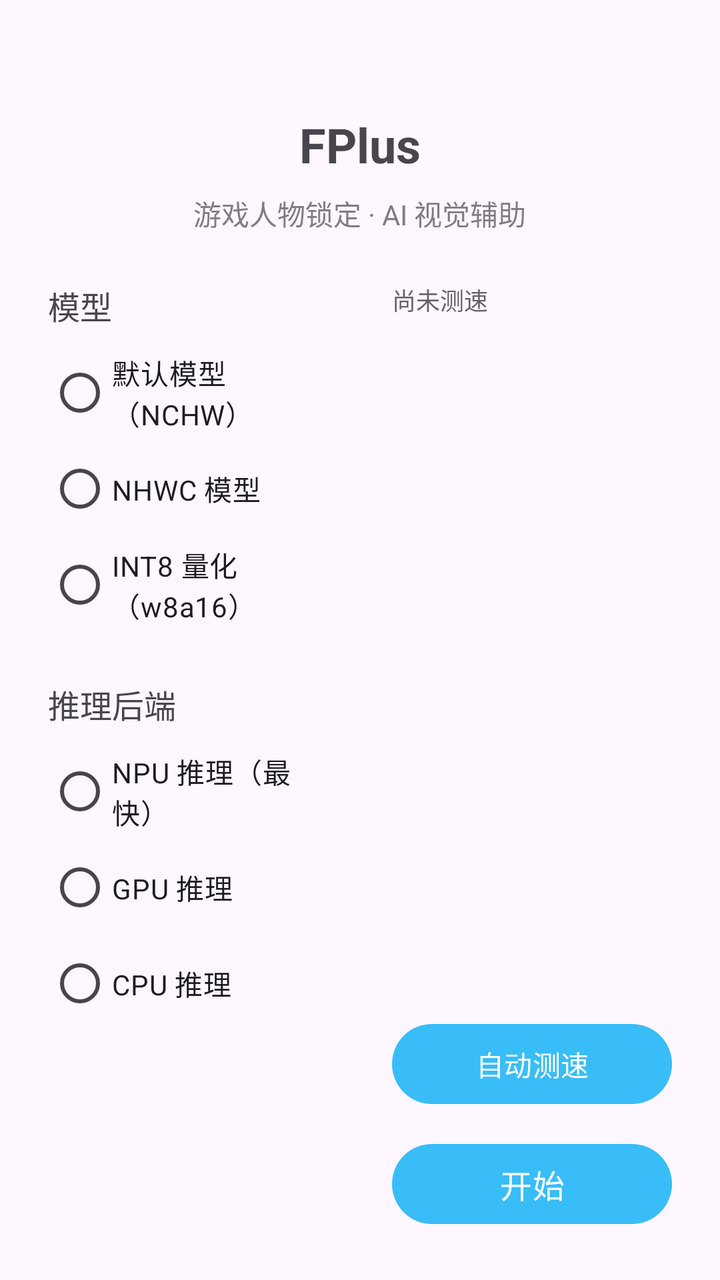
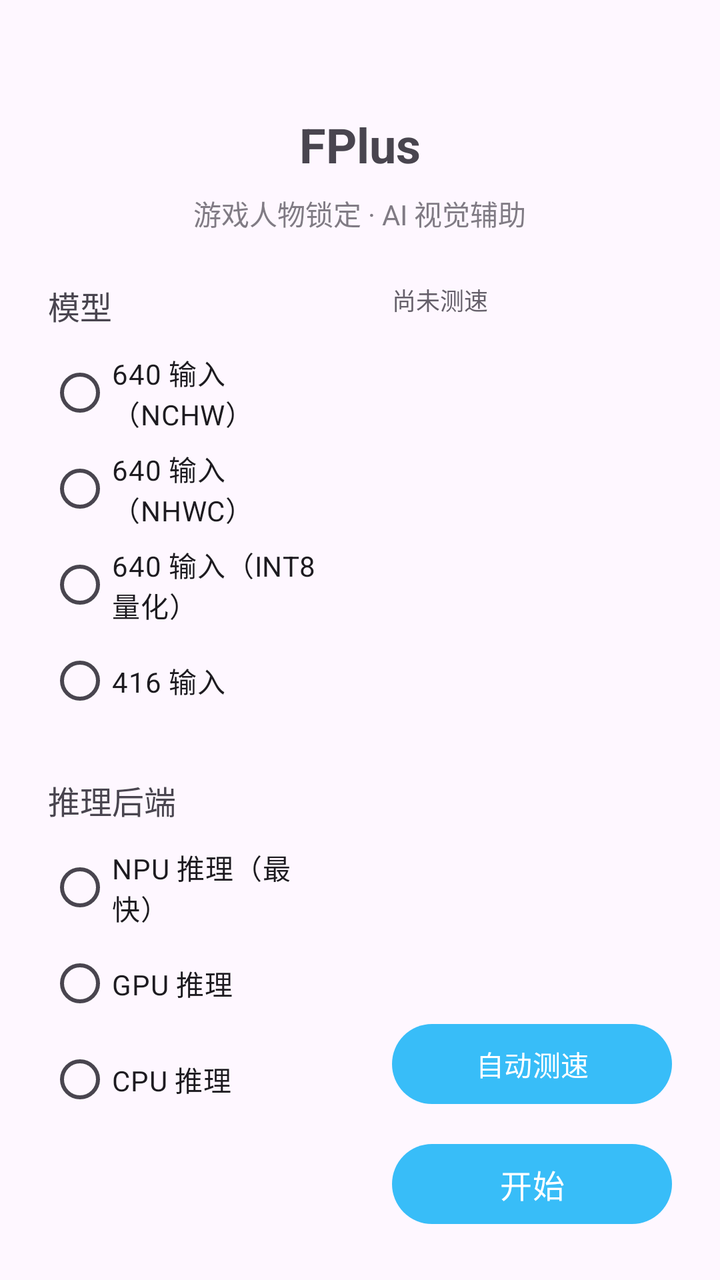

An Android layout rendered at two revisions. The XML below is the earlier revision; the diff shows what the commit changed to produce the second picture.
<!-- AndroidManifest.xml: application theme Theme.FPlus -->
<!-- res/layout/activity_main.xml -->
<?xml version="1.0" encoding="utf-8"?>
<LinearLayout xmlns:android="http://schemas.android.com/apk/res/android"
    android:layout_width="match_parent"
    android:layout_height="match_parent"
    android:orientation="vertical"
    android:padding="24dp">

    <TextView
        android:id="@+id/text_title"
        android:layout_width="wrap_content"
        android:layout_height="wrap_content"
        android:layout_gravity="center_horizontal"
        android:layout_marginTop="32dp"
        android:text="@string/title_main"
        android:textSize="24sp"
        android:textStyle="bold" />

    <TextView
        android:id="@+id/text_subtitle"
        android:layout_width="wrap_content"
        android:layout_height="wrap_content"
        android:layout_gravity="center_horizontal"
        android:layout_marginTop="8dp"
        android:alpha="0.7"
        android:text="@string/subtitle_main"
        android:textSize="14sp" />

    <LinearLayout
        android:layout_width="match_parent"
        android:layout_height="0dp"
        android:layout_weight="1"
        android:layout_marginTop="24dp"
        android:orientation="horizontal">

        
        <LinearLayout
            android:layout_width="0dp"
            android:layout_height="match_parent"
            android:layout_weight="1"
            android:orientation="vertical"
            android:paddingEnd="16dp">

            <TextView
                android:layout_width="wrap_content"
                android:layout_height="wrap_content"
                android:text="@string/model_option_title"
                android:textSize="16sp" />

            <RadioGroup
                android:id="@+id/radio_model"
                android:layout_width="match_parent"
                android:layout_height="wrap_content"
                android:layout_marginTop="8dp"
                android:orientation="vertical">

                <RadioButton
                    android:id="@+id/radio_model_default"
                    android:layout_width="wrap_content"
                    android:layout_height="wrap_content"
                    android:text="@string/model_default" />

                <RadioButton
                    android:id="@+id/radio_model_nhwc"
                    android:layout_width="wrap_content"
                    android:layout_height="wrap_content"
                    android:text="@string/model_nhwc" />

                <RadioButton
                    android:id="@+id/radio_model_int8"
                    android:layout_width="wrap_content"
                    android:layout_height="wrap_content"
                    android:text="@string/model_int8" />
            </RadioGroup>

            <TextView
                android:layout_width="wrap_content"
                android:layout_height="wrap_content"
                android:layout_marginTop="24dp"
                android:text="@string/gpu_option_title"
                android:textSize="16sp" />

            <RadioGroup
                android:id="@+id/radio_backend"
                android:layout_width="match_parent"
                android:layout_height="wrap_content"
                android:layout_marginTop="8dp"
                android:orientation="vertical">

                <RadioButton
                    android:id="@+id/radio_npu"
                    android:layout_width="wrap_content"
                    android:layout_height="wrap_content"
                    android:text="@string/backend_npu" />

                <RadioButton
                    android:id="@+id/radio_gpu"
                    android:layout_width="wrap_content"
                    android:layout_height="wrap_content"
                    android:text="@string/backend_gpu" />

                <RadioButton
                    android:id="@+id/radio_cpu"
                    android:layout_width="wrap_content"
                    android:layout_height="wrap_content"
                    android:text="@string/backend_cpu" />
            </RadioGroup>
        </LinearLayout>

        
        <LinearLayout
            android:layout_width="0dp"
            android:layout_height="match_parent"
            android:layout_weight="1"
            android:orientation="vertical"
            android:paddingStart="16dp">

            <ScrollView
                android:layout_width="match_parent"
                android:layout_height="0dp"
                android:layout_weight="1">

                <TextView
                    android:id="@+id/benchmark_result"
                    android:layout_width="match_parent"
                    android:layout_height="wrap_content"
                    android:alpha="0.85"
                    android:text="@string/benchmark_placeholder"
                    android:textSize="12sp" />
            </ScrollView>

            <com.google.android.material.button.MaterialButton
                android:id="@+id/btn_benchmark"
                android:layout_width="match_parent"
                android:layout_height="wrap_content"
                android:layout_marginTop="12dp"
                android:text="@string/btn_benchmark"
                android:textSize="14sp" />

            <com.google.android.material.button.MaterialButton
                android:id="@+id/btn_start"
                android:layout_width="match_parent"
                android:layout_height="wrap_content"
                android:layout_marginTop="12dp"
                android:text="@string/btn_start"
                android:textSize="16sp" />
        </LinearLayout>
    </LinearLayout>

</LinearLayout>
<!-- resources referenced by this layout -->
<resources>
  <string name="backend_cpu">CPU 推理</string>
  <string name="backend_gpu">GPU 推理</string>
  <string name="backend_npu">NPU 推理（最快）</string>
  <string name="benchmark_placeholder">尚未测速</string>
  <string name="btn_benchmark">自动测速</string>
  <string name="btn_start">开始</string>
  <string name="gpu_option_title">推理后端</string>
  <string name="model_default">默认模型（NCHW）</string>
  <string name="model_int8">INT8 量化（w8a16）</string>
  <string name="model_nhwc">NHWC 模型</string>
  <string name="model_option_title">模型</string>
  <string name="subtitle_main">游戏人物锁定 · AI 视觉辅助</string>
  <string name="title_main">FPlus</string>
  <style name="Theme.FPlus" parent="Base.Theme.FPlus" />
  <style name="Base.Theme.FPlus" parent="Theme.Material3.DayNight.NoActionBar">
          <item name="colorPrimary">@color/accent</item>
      </style>
  <color name="accent">#38BDF8</color>
</resources>

<!-- the commit's change to res/layout/activity_main.xml (unified diff, before → after) -->
@@ -70,6 +70,12 @@
                     android:layout_width="wrap_content"
                     android:layout_height="wrap_content"
                     android:text="@string/model_int8" />
+
+                <RadioButton
+                    android:id="@+id/radio_model_416"
+                    android:layout_width="wrap_content"
+                    android:layout_height="wrap_content"
+                    android:text="@string/model_416" />
             </RadioGroup>
 
             <TextView
<!-- resource entries referenced after the edit -->
@@ -7,9 +7,10 @@
   <string name="btn_benchmark">自动测速</string>
   <string name="btn_start">开始</string>
   <string name="gpu_option_title">推理后端</string>
-  <string name="model_default">默认模型（NCHW）</string>
-  <string name="model_int8">INT8 量化（w8a16）</string>
-  <string name="model_nhwc">NHWC 模型</string>
+  <string name="model_416">416 输入</string>
+  <string name="model_default">640 输入（NCHW）</string>
+  <string name="model_int8">640 输入（INT8 量化）</string>
+  <string name="model_nhwc">640 输入（NHWC）</string>
   <string name="model_option_title">模型</string>
   <string name="subtitle_main">游戏人物锁定 · AI 视觉辅助</string>
   <string name="title_main">FPlus</string>
